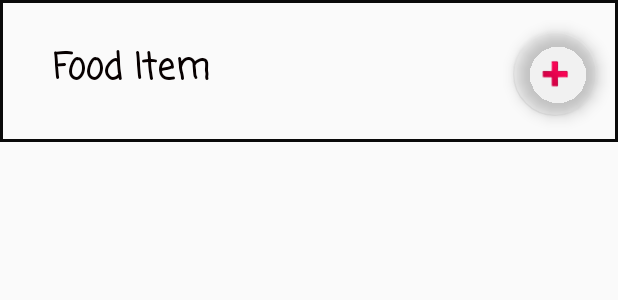
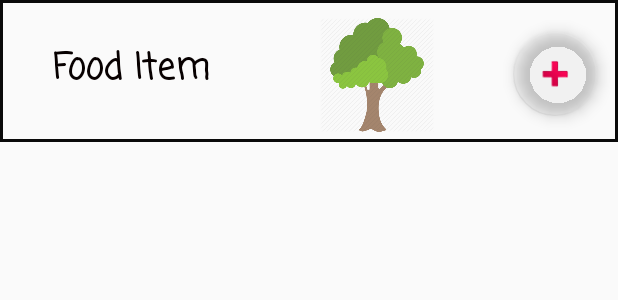
Before and after one commit to MarissaSalcido/EcoCart, an Android app: the layout food.xml on its own in the app's theme, with its tools: preview values and no code run, on a phone screen of 412 x 824 dp. Shown: the top 300 px of the screen. Run offline under Robolectric (Android 15) with nearby library versions, the phone set to English and light mode, and no system bars.

Commit message:
modify food.xml

```diff
--- a/app/src/main/res/layout/food.xml
+++ b/app/src/main/res/layout/food.xml
@@ -1,6 +1,7 @@
 <?xml version="1.0" encoding="utf-8"?>
 <RelativeLayout xmlns:android="http://schemas.android.com/apk/res/android"
     xmlns:app="http://schemas.android.com/apk/res-auto"
+    xmlns:tools="http://schemas.android.com/tools"
     android:layout_width="wrap_content"
     android:layout_height="wrap_content"
     android:background="@drawable/foodbutton"
@@ -35,4 +36,15 @@
         android:textColor="#070000"
         android:textSize="24sp"
         android:textStyle="bold" />
+
+    <ImageView
+        android:id="@+id/picbtn"
+        android:layout_width="157dp"
+        android:layout_height="76dp"
+        android:layout_alignParentTop="true"
+        android:layout_alignParentEnd="true"
+        android:layout_centerVertical="true"
+        android:layout_marginTop="12dp"
+        android:layout_marginEnd="82dp"
+        android:src="@drawable/tree" />
 </RelativeLayout>
```
Also changed, not shown: app/src/main/res/drawable/tree.png (added).
